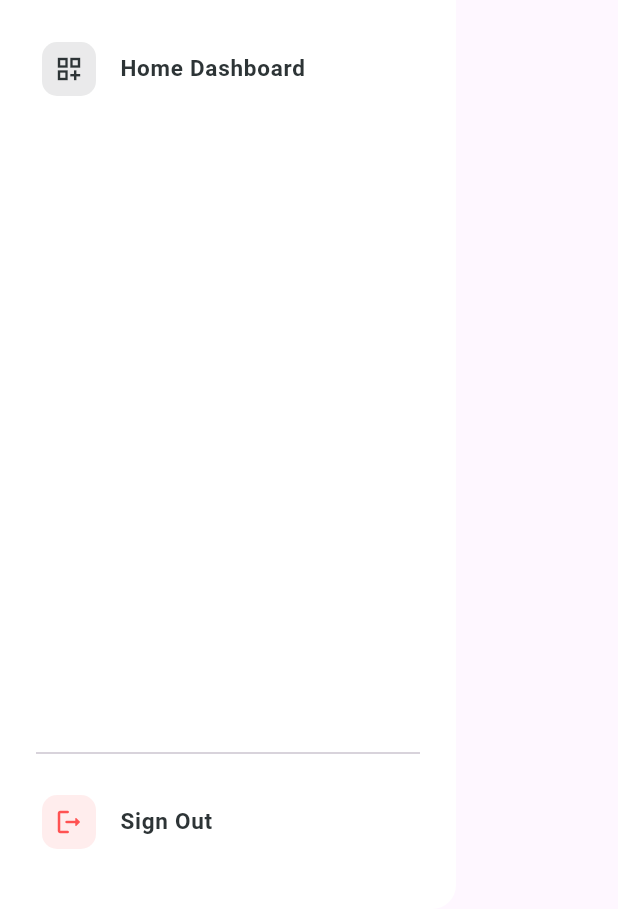
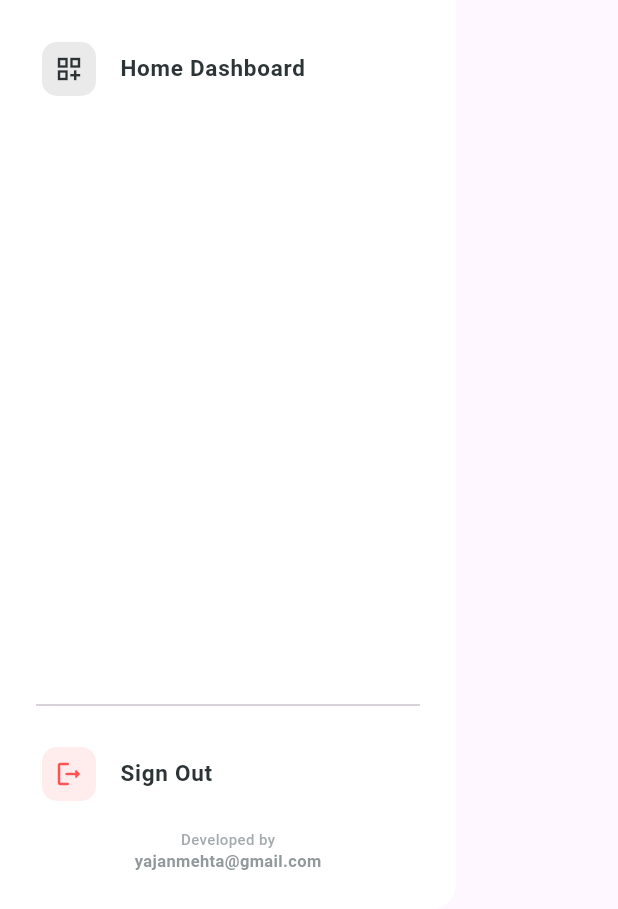
Before and after one commit to yajan08/the_flags_manager, a Flutter app: the MyDrawer widget shown alone on an empty page, opened directly, on a phone screen of 412 x 824 dp, the part 327-1236 px from its top. Run offline on Flutter 3.47's test engine with Material 3 defaults, Android fonts, the phone set to English and light mode, and no system bars; our stand-ins replace cloud_firestore, firebase_auth, firebase_core; accounts and stored records are empty.

Commit message:
dev details refinement

```diff
--- a/lib/widgets/my_drawer.dart
+++ b/lib/widgets/my_drawer.dart
@@ -176,10 +176,10 @@ class MyDrawer extends StatelessWidget {
                 ),
               ),
 
-              // 🔹 Logout Section
+              // 🔹 Logout Section & Developer Credit
               const Divider(indent: 24, endIndent: 24),
               Padding(
-                padding: const EdgeInsets.fromLTRB(16, 12, 16, 32),
+                padding: const EdgeInsets.fromLTRB(16, 12, 16, 10),
                 child: _buildNavItem(
                   context,
                   icon: Icons.logout_rounded,
@@ -189,6 +189,23 @@ class MyDrawer extends StatelessWidget {
                     Navigator.pop(context);
                     await AuthService().logout();
                   },
+                ),
+              ),
+
+              // 🔹 Subtle Developer Credit
+              Padding(
+                padding: const EdgeInsets.only(bottom: 24),
+                child: Column(
+                  children: [
+                    Text(
+                      "Developed by",
+                      style: TextStyle(color: textMuted.withAlpha(150), fontSize: 10, fontWeight: FontWeight.w500),
+                    ),
+                    Text(
+                      "yajanmehta@gmail.com",
+                      style: TextStyle(color: textMuted.withAlpha(180), fontSize: 11, fontWeight: FontWeight.w600),
+                    ),
+                  ],
                 ),
               ),
             ],
```
Also changed, not shown: 2 other files.
